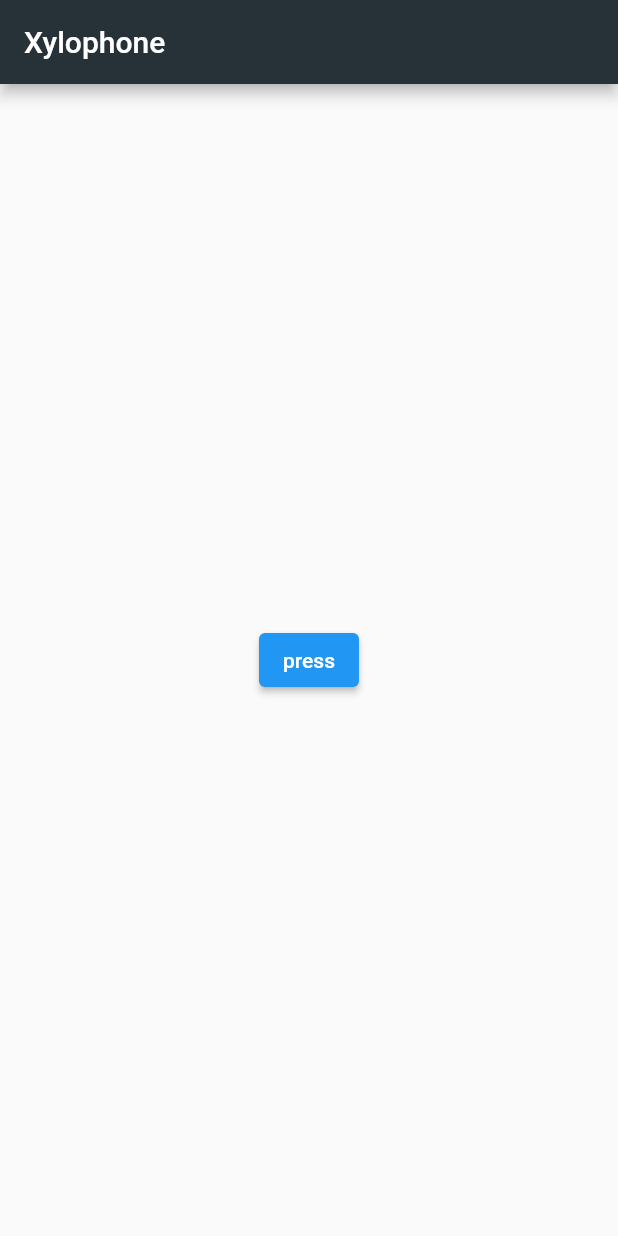
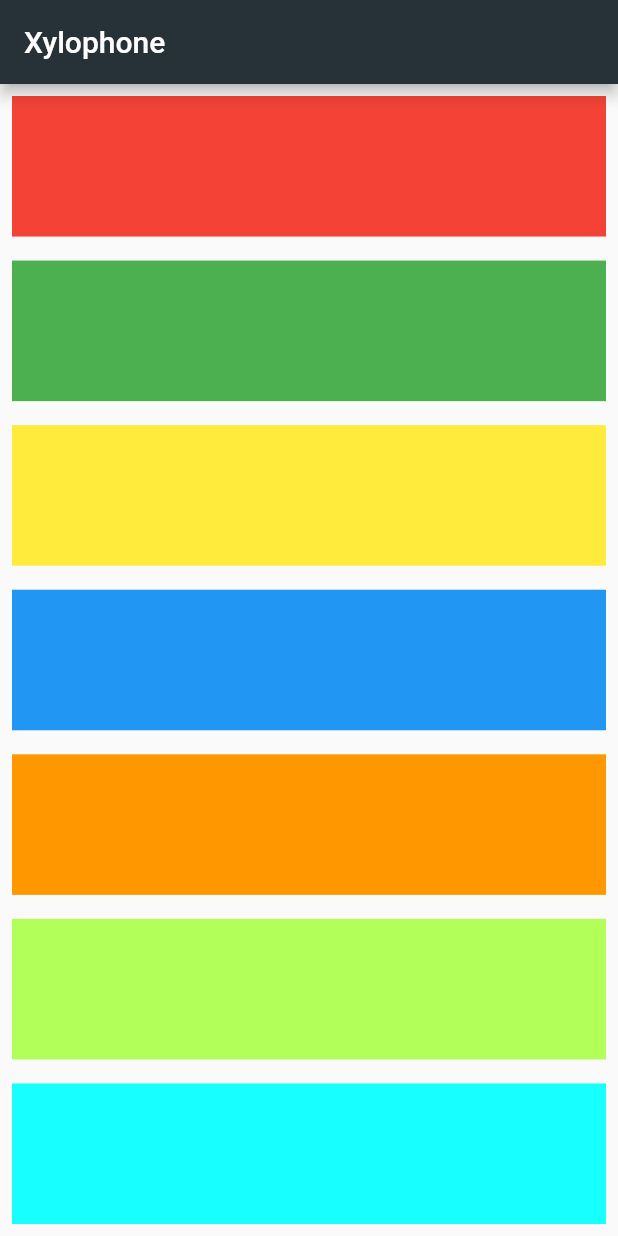
Before and after one commit to mahmudalsohan/xylophone_app_flutter, a Flutter app: the screen it shows after launch, on a phone screen of 412 x 824 dp. Run offline on Flutter 3.47's test engine with Material 2 defaults, Android fonts, the phone set to English and light mode, and no system bars; our stand-ins replace audioplayers.

Commit message:
done with my way

```diff
--- a/lib/main.dart
+++ b/lib/main.dart
@@ -3,7 +3,13 @@ import 'package:audioplayers/audio_cache.dart';
 
 void main() => runApp(XylophoneApp());
 
-class XylophoneApp extends StatelessWidget {
+class XylophoneApp extends StatefulWidget {
+  @override
+  _XylophoneAppState createState() => _XylophoneAppState();
+}
+
+class _XylophoneAppState extends State<XylophoneApp> {
+  var node = 0;
   @override
   Widget build(BuildContext context) {
     return MaterialApp(
@@ -18,16 +24,94 @@ class XylophoneApp extends StatelessWidget {
           ),
         ),
         body: SafeArea(
-          child: Center(
-              child: ElevatedButton(
-            onPressed: () {
-              final player = AudioCache();
-              player.play('note1.wav');
-            },
-            child: Text('press'),
-          )),
+          child: Column(
+            children: [
+              Expanded(
+                child: TextButton(
+                  onPressed: () {
+                    var node = 1;
+                    ringNode(node);
+                  },
+                  child: Container(
+                    color: Colors.red,
+                  ),
+                ),
+              ),
+              Expanded(
+                child: TextButton(
+                  onPressed: () {
+                    var node = 2;
+                    ringNode(node);
+                  },
+                  child: Container(
+                    color: Colors.green,
+                  ),
+                ),
+              ),
+              Expanded(
+                child: TextButton(
+                  onPressed: () {
+                    var node = 3;
+                    ringNode(node);
+                  },
+                  child: Container(
+                    color: Colors.yellow,
+                  ),
+                ),
+              ),
+              Expanded(
+                child: TextButton(
+                  onPressed: () {
+                    var node = 4;
+                    ringNode(node);
+                  },
+                  child: Container(
+                    color: Colors.blue,
+                  ),
+                ),
+              ),
+              Expanded(
+                child: TextButton(
+                  onPressed: () {
+                    var node = 5;
+                    ringNode(node);
+                  },
+                  child: Container(
+                    color: Colors.orange,
+                  ),
+                ),
+              ),
+              Expanded(
+                child: TextButton(
+                  onPressed: () {
+                    var node = 6;
+                    ringNode(node);
+                  },
+                  child: Container(
+                    color: Colors.lightGreenAccent,
+                  ),
+                ),
+              ),
+              Expanded(
+                child: TextButton(
+                  onPressed: () {
+                    var node = 7;
+                    ringNode(node);
+                  },
+                  child: Container(
+                    color: Colors.cyanAccent,
+                  ),
+                ),
+              ),
+            ],
+          ),
         ),
       ),
     );
   }
+
+  void ringNode(node) {
+    final player = AudioCache();
+    player.play('note$node.wav');
+  }
 }
```
